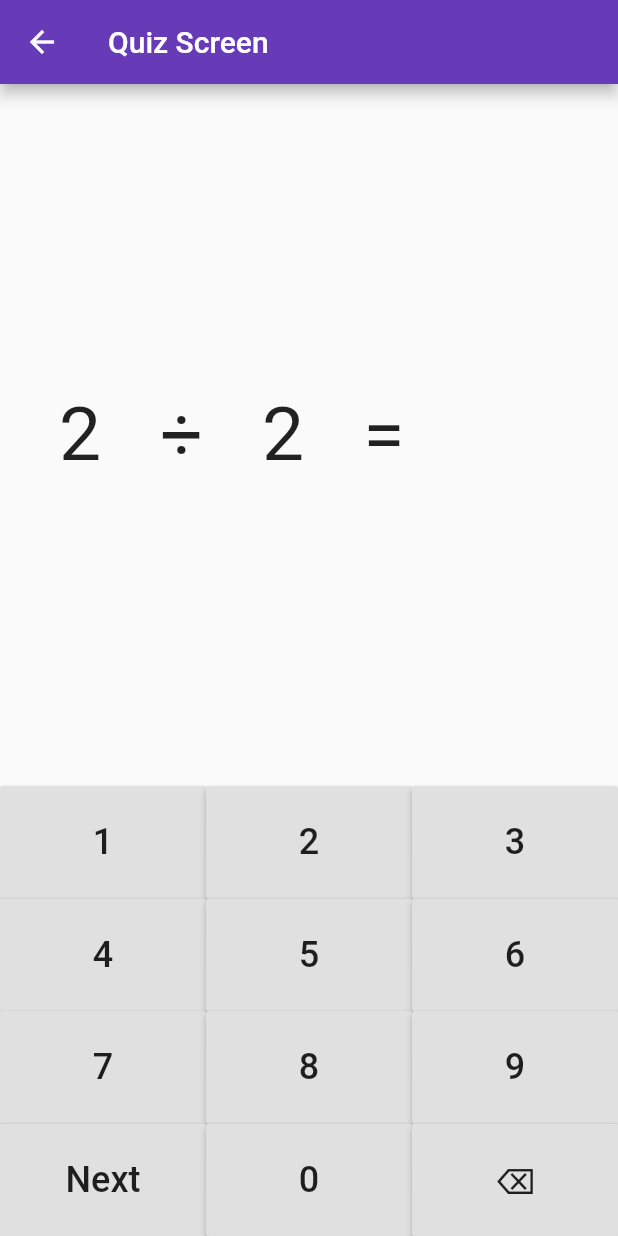
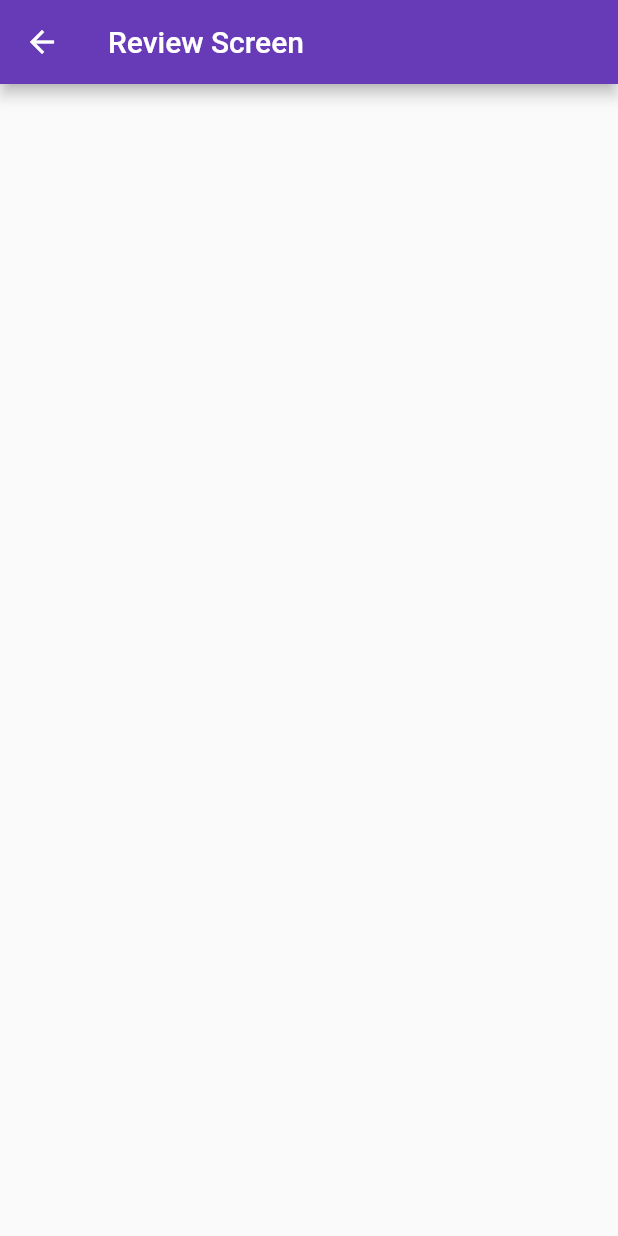
Before and after one commit to dbland87/math_summit, a Flutter app: the QuizScreen screen opened by its route, after a tap on "Next", on a phone screen of 412 x 824 dp. Run offline on Flutter 3.47's test engine with Material 2 defaults, Android fonts, the phone set to English and light mode, and no system bars.

Commit message:
Added review screen

```diff
--- a/lib/bloc/QuizBloc.dart
+++ b/lib/bloc/QuizBloc.dart
@@ -1,97 +1,75 @@
 import 'dart:async';
 
 import 'package:math_ninja/base/Bloc.dart';
-import 'package:math_ninja/constants/QuizConstants.dart';
+import 'package:math_ninja/data/Problem.dart';
 import 'package:math_ninja/data/Quiz.dart';
 import 'package:math_ninja/data/QuizRepository.dart';
-import 'package:math_ninja/extensions/StringExtensions.dart';
 
 class QuizBloc implements Bloc {
-  QuizBloc(this._quizRepository);
+  QuizBloc(this._quizRepository) {
+    loadQuizData();
+  }
 
   final QuizRepository _quizRepository;
 
-  final _problemStreamController = StreamController<ProblemState>();
+  final _quizStreamController = StreamController<QuizState>.broadcast();
   final _inputStreamController = StreamController<int>();
 
-  Stream<ProblemState> get problemStream => _problemStreamController.stream;
+  Stream<QuizState> get quizStream => _quizStreamController.stream;
   Stream<int> get inputStream => _inputStreamController.stream;
 
   Quiz _quiz;
-  String _currentInput = "";
+  int _currentInput = null;
+  Problem _currentProblem = null;
 
   void loadQuizData() {
-    _problemStreamController.sink.add(ProblemState._quizLoading());
+    _quizStreamController.sink.add(QuizState._quizLoading());
     _quizRepository.getQuiz().then((quiz) {
-      //TODO
       this._quiz = quiz;
-      _problemStreamController.sink.add(ProblemState._problemData(quiz));
+      _quizRepository.getNextUnfinishedProblem().then((problem) {
+        this._currentProblem = problem;
+        _quizStreamController.sink.add(QuizState._quizData(_currentProblem));
+      });
     });
   }
 
   void onInput(int newValue) {
-    _inputStreamController.sink.add(newValue);
+    _currentInput = newValue;
+    _inputStreamController.sink.add(_currentInput);
   }
 
   @override
   void dispose() {
-    _problemStreamController.close();
+    _quizStreamController.close();
     _inputStreamController.close();
   }
 
-  void nextProblem() {}
-
-  void onNewInputValue(String value) {
-    switch (value) {
-      case "⌫":
-        removeLastCharacter();
-        break;
-      case "Next":
-        nextProblem();
-        break;
-      default:
-        appendCharacter(value);
-        break;
+  onNextClicked() {
+    _currentProblem.setResponse(_currentInput);
+    if (!_quiz.isComplete()) {
+      nextProblem();
+    } else {
+      _quizStreamController.sink.add(QuizState._quizComplete());
     }
   }
 
-  void removeLastCharacter() {
-    if (_currentInput.length == 0) return;
-    _currentInput = _currentInput.substring(0, _currentInput.length - 1);
-    _problemStreamController.sink.add(ProblemState._problemData(_quiz, _currentInput));
-  }
-
-  void appendCharacter(String character) {
-    if (!(_currentInput + character).isValidAnswerInput()) return;
-    _currentInput = _currentInput + character;
-    _problemStreamController.sink.add(ProblemState._problemData(_quiz, _currentInput));
-  }
-
-  void onNewAnswerInput(int newAnswer) {
-
-  }
-
-  onNextClicked() {
-
+  void nextProblem() {
+    _currentProblem = _quiz.nextUnfinishedProblem();
+    _quizStreamController.sink.add(QuizState._quizData(_currentProblem));
   }
 }
 
-class ProblemState {
-  //TODO this needs to send only problem data
-  //TODO need a separate stream for input
-  ProblemState();
-  factory ProblemState._quizLoading() = ProblemLoadingState;
-  factory ProblemState._problemData(Quiz quiz, [String input, int answer]) =
-      ProblemDataState;
+class QuizState {
+  QuizState();
+  factory QuizState._quizLoading() = QuizLoadingState;
+  factory QuizState._quizData(Problem problem) = QuizDataState;
+  factory QuizState._quizComplete() = QuizCompleteState;
 }
 
-class ProblemInitState extends ProblemState {}
-
-class ProblemLoadingState extends ProblemState {}
-
-class ProblemDataState extends ProblemState {
-  ProblemDataState(this.quiz, [this.input, this.answer]);
-  final Quiz quiz;
-  final String input;
-  final int answer;
+class QuizInitState extends QuizState {}
+class QuizLoadingState extends QuizState {}
+class QuizDataState extends QuizState {
+  QuizDataState(this.problem);
+  final Problem problem;
 }
+class QuizCompleteState extends QuizState {}
--- a/lib/data/Problem.dart
+++ b/lib/data/Problem.dart
@@ -6,7 +6,7 @@ class Problem {
   final int first;
   final int second;
   final Operators operator;
-  int _response = -1;
+  int _response = null;
 
   Problem({@required this.first, @required this.second, @required this.operator}):
         assert (first != null),
@@ -36,7 +36,7 @@ class Problem {
   }
 
   bool isComplete() {
-    return _response != -1;
+    return _response != null;
   }
 
   void setResponse(int response) {
--- a/lib/data/QuizRepository.dart
+++ b/lib/data/QuizRepository.dart
@@ -6,16 +6,20 @@ import 'Quiz.dart';
 class QuizRepository {
 
   static final Problem problem1 = Problem(first: 1, second: 2, operator: Operators.DIVIDE);
-  static final Problem problem2 = Problem(first: 2, second: 2, operator: Operators.DIVIDE);
-  static final Problem problem3 = Problem(first: 3, second: 2, operator: Operators.DIVIDE);
-  static final Problem problem4 = Problem(first: 4, second: 2, operator: Operators.DIVIDE);
+  static final Problem problem2 = Problem(first: 2, second: 2, operator: Operators.ADD);
+  static final Problem problem3 = Problem(first: 3, second: 2, operator: Operators.SUBTRACT);
+  static final Problem problem4 = Problem(first: 4, second: 2, operator: Operators.MULTIPLY);
 
   static final List<Problem> problemList = new List.from([problem1, problem2, problem3, problem4]);
 
-  Quiz quiz = Quiz(operand: 2, operator: Operators.DIVIDE, problems: problemList);
+  Quiz _quiz = Quiz(operand: 2, operator: Operators.DIVIDE, problems: problemList);
 
   Future<Quiz> getQuiz() async {
     await Future.delayed(Duration(seconds: 1));
-    return quiz;
+    return _quiz;
+  }
+
+  Future<Problem> getNextUnfinishedProblem() async {
+    return _quiz.nextUnfinishedProblem();
   }
 }
--- a/lib/main.dart
+++ b/lib/main.dart
@@ -2,6 +2,7 @@ import 'package:flutter/material.dart';
 import 'package:math_ninja/data/QuizRepository.dart';
 import 'package:math_ninja/providers/BlockProvider.dart';
 import 'package:math_ninja/ui/screens/QuizScreen.dart';
+import 'package:math_ninja/ui/screens/ReviewScreen.dart';
 
 import 'bloc/QuizBloc.dart';
 import 'ui/screens/LandingScreen.dart';
@@ -25,6 +26,7 @@ class MyApp extends StatelessWidget {
         routes: {
           '/': (context) => LandingScreen(),
           '/quiz': (context) => QuizScreen(),
+          '/review': (context) => ReviewScreen(),
         },
       ),
     );
--- a/lib/ui/Problem/ProblemWidget.dart
+++ b/lib/ui/Problem/ProblemWidget.dart
@@ -8,45 +8,41 @@ import 'package:math_ninja/ui/Problem/ProblemCharacter.dart';
 class ProblemWidget extends StatelessWidget {
   @override
   Widget build(BuildContext context) {
+    return Row(
+      mainAxisAlignment: MainAxisAlignment.spaceEvenly,
+      children: <Widget>[
+        StreamBuilder<QuizState>(
+            stream: BlocProvider.of<QuizBloc>(context).quizStream,
+            initialData: QuizInitState(),
+            builder: (context, snapshot) {
+              if (snapshot.data is QuizDataState) {
+                QuizDataState state = snapshot.data;
                 return Expanded(
-        child: Container(
-      child: StreamBuilder<ProblemState>(
-          stream: BlocProvider.of<QuizBloc>(context).problemStream,
-          initialData: ProblemInitState(),
-          builder: (context, snapshot) {
-            if (snapshot.data is ProblemDataState) {
-              ProblemDataState state = snapshot.data;
-              return _buildContent(state.quiz, state.input);
+                  flex: 3,
+                  child: Row(
+                      mainAxisAlignment: MainAxisAlignment.spaceEvenly,
+                      children: <Widget>[
+                        ProblemCharacter(character: state.problem.first.toString()),
+                        ProblemCharacter(character: state.problem.operator.displaySymbol),
+                        ProblemCharacter(character: state.problem.second.toString()),
+                        ProblemCharacter(character: '='),
+                      ]),
+                );
               } else {
                 return _buildError();
               }
             }),
-    ));
-  }
-
-  Widget _buildContent(Quiz quiz, String input) {
-    return Row(
-      mainAxisAlignment: MainAxisAlignment.spaceEvenly,
-      children: <Widget>[
-        Expanded(
-          flex: 3,
-          child: Row(
-              mainAxisAlignment: MainAxisAlignment.spaceEvenly,
-              children: <Widget>[
-                ProblemCharacter(character: quiz.operand.toString()),
-                ProblemCharacter(character: quiz.operator.displaySymbol),
-                ProblemCharacter(character: quiz.operand.toString()),
-                ProblemCharacter(character: '='),
-              ]),
-        ),
-        Expanded(
+        StreamBuilder<int>(
+            stream: BlocProvider.of<QuizBloc>(context).inputStream,
+            builder: (context, snapshot) {
+              return Expanded(
                 flex: 1,
                 child: Center(
                   child: ProblemCharacter(
-                character: (input != null) ? input.toString() : ""
+                      character: (snapshot.data != null) ? snapshot.data.toString() : ""),
                 ),
-          ),
-        )
+              );
+            }),
       ],
     );
   }
--- a/lib/ui/keypad/KeypadWidget.dart
+++ b/lib/ui/keypad/KeypadWidget.dart
@@ -8,7 +8,7 @@ import 'NumKey.dart';
 class KeypadWidget extends StatelessWidget {
 
   final QuizBloc bloc;
-  String _currentInputValue = null;
+  String _currentInputValue = "";
 
   KeypadWidget({@required this.bloc});
 
@@ -72,6 +72,11 @@ class KeypadWidget extends StatelessWidget {
     );
   }
 
+  void clear() {
+    _currentInputValue = "";
+    bloc.onInput(null);
+  }
+
   void onNewValue(String value) {
     switch (value) {
       case "⌫":
@@ -83,11 +88,15 @@ class KeypadWidget extends StatelessWidget {
         _currentInputValue =  _currentInputValue + value;
         break;
     }
-    final int newAnswer = _currentInputValue as int;
-    bloc.onNewAnswerInput(newAnswer);
+    if (_currentInputValue != "") {
+      bloc.onInput(int.parse(_currentInputValue));
+    } else {
+      bloc.onInput(null);
+    }
   }
 
   void onNextClicked(String value) {
     bloc.onNextClicked();
+    clear();
   }
 }
--- a/lib/ui/screens/QuizScreen.dart
+++ b/lib/ui/screens/QuizScreen.dart
@@ -1,25 +1,18 @@
 import 'package:flutter/cupertino.dart';
 import 'package:flutter/material.dart';
 import 'package:math_ninja/bloc/QuizBloc.dart';
-import 'package:math_ninja/data/QuizRepository.dart';
 import 'package:math_ninja/providers/BlockProvider.dart';
 import 'package:math_ninja/ui/Problem/ProblemWidget.dart';
 import 'package:math_ninja/ui/keypad/KeypadWidget.dart';
 
 class QuizScreen extends StatefulWidget {
-
-
   @override
   State<StatefulWidget> createState() => _QuizScreenState();
 }
 
 class _QuizScreenState extends State<QuizScreen> {
-  QuizBloc _quizBloc;
-
   @override
   void initState() {
-//    _quizBloc = QuizBloc(widget._repository);
-//    _quizBloc.loadQuizData();
     super.initState();
   }
 
@@ -27,8 +20,11 @@ class _QuizScreenState extends State<QuizScreen> {
   Widget build(BuildContext context) {
     final bloc = BlocProvider.of<QuizBloc>(context);
 
-    //TODO
-    bloc.loadQuizData();
+    bloc.quizStream.listen((event) {
+      if (event is QuizCompleteState) {
+        Navigator.pushNamed(context, '/review');
+      }
+    });
 
     return Scaffold(
       appBar: AppBar(
@@ -44,10 +40,4 @@ class _QuizScreenState extends State<QuizScreen> {
       )),
     );
   }
-
-  @override
-  void dispose() {
-//    _quizBloc.dispose();
-    super.dispose();
-  }
 }
--- /dev/null
+++ b/lib/ui/screens/ReviewScreen.dart
@@ -0,0 +1,27 @@
+import 'package:flutter/cupertino.dart';
+import 'package:flutter/material.dart';
+import 'package:math_ninja/bloc/QuizBloc.dart';
+import 'package:math_ninja/providers/BlockProvider.dart';
+import 'package:math_ninja/ui/Problem/ProblemWidget.dart';
+import 'package:math_ninja/ui/keypad/KeypadWidget.dart';
+
+class ReviewScreen extends StatefulWidget {
+  @override
+  State<StatefulWidget> createState() => _ReviewScreenState();
+}
+
+class _ReviewScreenState extends State<ReviewScreen> {
+  @override
+  void initState() {
+    super.initState();
+  }
+
+  @override
+  Widget build(BuildContext context) {
+    return Scaffold(
+      appBar: AppBar(
+        title: const Text('Review Screen'),
+      ),
+    );
+  }
+}
```
Also changed, not shown: lib/data/Quiz.dart (+10 -3 lines). Lines whose indentation alone changed are shown as unchanged.
